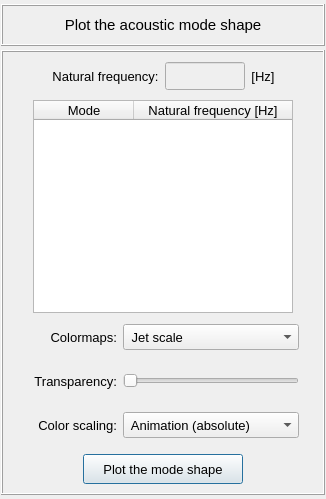
open-pulse/OpenPulse, file pulse/interface/data/ui_files/plots/results/acoustic/acoustic_mode_shape.ui: the form before one commit.
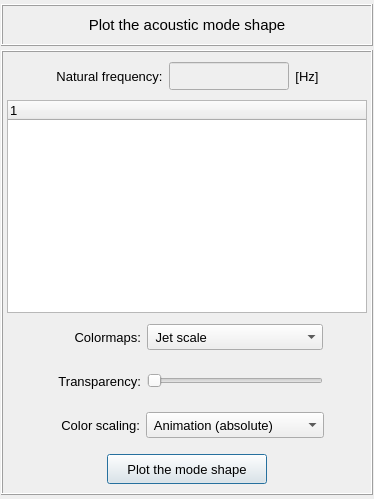
The form after the commit.

Commit message: Implements the first complex modal analysis for acoustic problems

```diff
--- a/pulse/interface/data/ui_files/plots/results/acoustic/acoustic_mode_shape.ui
+++ b/pulse/interface/data/ui_files/plots/results/acoustic/acoustic_mode_shape.ui
@@ -6,7 +6,7 @@
    <rect>
     <x>0</x>
     <y>0</y>
-    <width>326</width>
+    <width>374</width>
     <height>499</height>
    </rect>
   </property>
@@ -395,7 +395,7 @@
            </property>
            <property name="maximumSize">
             <size>
-             <width>260</width>
+             <width>480</width>
              <height>600</height>
             </size>
            </property>
@@ -417,40 +417,6 @@
            <property name="indentation">
             <number>0</number>
            </property>
-           <column>
-            <property name="text">
-             <string>Mode</string>
-            </property>
-            <property name="font">
-             <font>
-              <family>MS Shell Dlg 2</family>
-              <pointsize>10</pointsize>
-              <weight>50</weight>
-              <italic>false</italic>
-              <bold>false</bold>
-             </font>
-            </property>
-            <property name="textAlignment">
-             <set>AlignCenter</set>
-            </property>
-           </column>
-           <column>
-            <property name="text">
-             <string notr="true">Natural frequency [Hz]</string>
-            </property>
-            <property name="font">
-             <font>
-              <family>MS Shell Dlg 2</family>
-              <pointsize>10</pointsize>
-              <weight>50</weight>
-              <italic>false</italic>
-              <bold>false</bold>
-             </font>
-            </property>
-            <property name="textAlignment">
-             <set>AlignCenter</set>
-            </property>
-           </column>
           </widget>
          </item>
         </layout>
@@ -551,7 +517,7 @@
            </property>
            <property name="maximumSize">
             <size>
-             <width>80</width>
+             <width>120</width>
              <height>28</height>
             </size>
            </property>
```
The commit also changes 9 other files.
